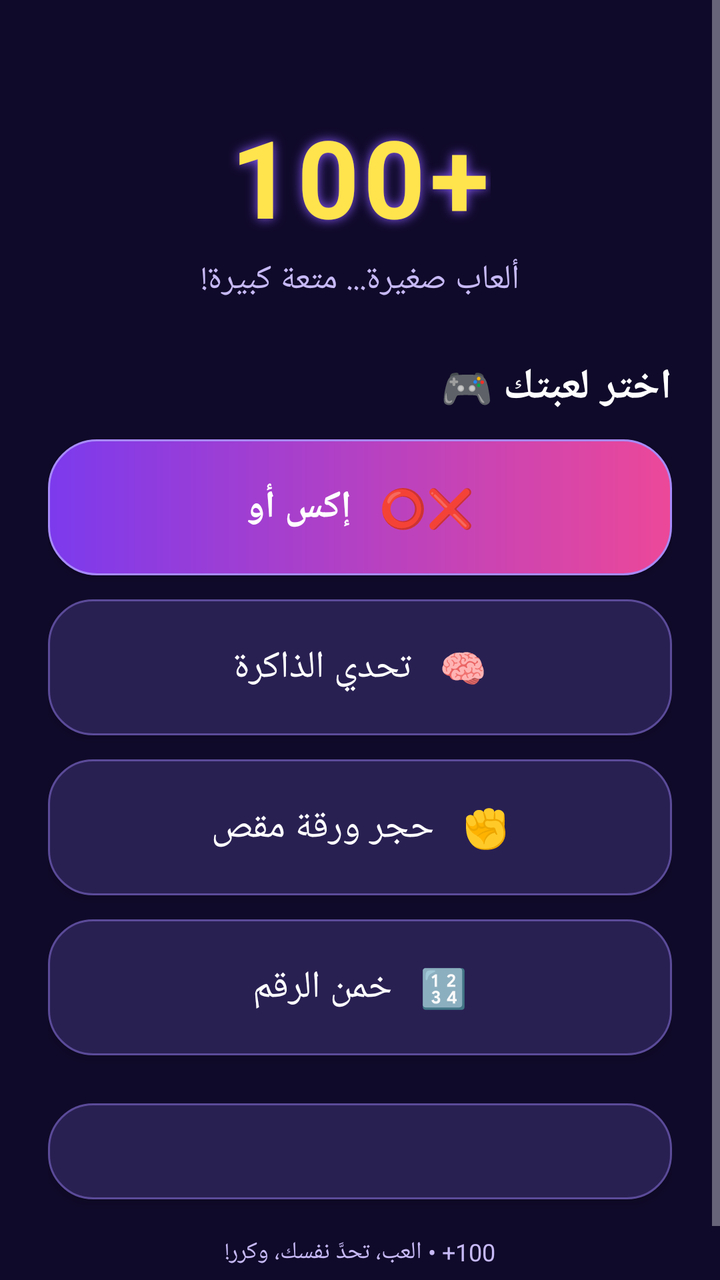
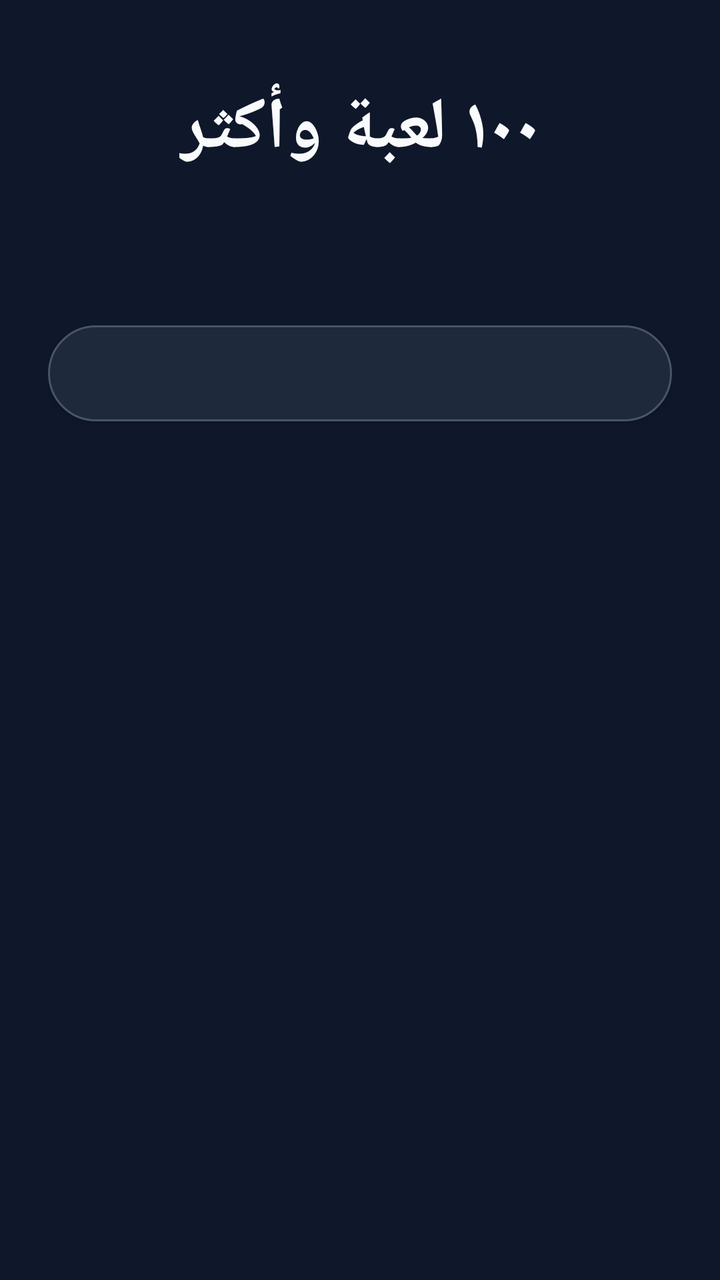

Compare the two renders of this Android layout. The source of the first and the diff that turns it into the second are given below.
<!-- AndroidManifest.xml: application theme AppTheme -->
<!-- res/layout/activity_menu.xml -->
<?xml version="1.0" encoding="utf-8"?>
<ScrollView xmlns:android="http://schemas.android.com/apk/res/android"
    android:layout_width="match_parent"
    android:layout_height="match_parent"
    android:background="@color/bg"
    android:fillViewport="true">

    <LinearLayout
        android:layout_width="match_parent"
        android:layout_height="wrap_content"
        android:gravity="center_horizontal"
        android:orientation="vertical"
        android:padding="24dp">

        <TextView
            android:layout_width="wrap_content"
            android:layout_height="wrap_content"
            android:layout_marginTop="28dp"
            android:text="100+"
            android:textColor="@color/gold"
            android:textSize="54sp"
            android:letterSpacing="0.04"
            android:shadowColor="#8B5CFF"
            android:shadowDx="0"
            android:shadowDy="0"
            android:shadowRadius="14"
            android:textStyle="bold" />

        <TextView
            android:layout_width="wrap_content"
            android:layout_height="wrap_content"
            android:layout_marginTop="4dp"
            android:layout_marginBottom="28dp"
            android:text="ألعاب صغيرة... متعة كبيرة!"
            android:textColor="@color/text_dim"
            android:textSize="17sp" />

        <TextView
            android:layout_width="match_parent"
            android:layout_height="wrap_content"
            android:layout_marginBottom="12dp"
            android:text="اختر لعبتك 🎮"
            android:textColor="@color/text_main"
            android:textSize="21sp"
            android:textStyle="bold" />

        <Button
            android:id="@+id/playXo"
            android:layout_width="match_parent"
            android:layout_height="68dp"
            android:background="@drawable/bg_button"
            android:text="❌⭕   إكس أو"
            android:textColor="@color/text_main"
            android:textSize="19sp"
            android:textStyle="bold" />

        <Button
            android:id="@+id/playMemory"
            android:layout_width="match_parent"
            android:layout_height="68dp"
            android:layout_marginTop="12dp"
            android:background="@drawable/bg_button_dim"
            android:text="🧠   تحدي الذاكرة"
            android:textColor="@color/text_main"
            android:textSize="19sp" />

        <Button
            android:id="@+id/playRps"
            android:layout_width="match_parent"
            android:layout_height="68dp"
            android:layout_marginTop="12dp"
            android:background="@drawable/bg_button_dim"
            android:text="✊   حجر ورقة مقص"
            android:textColor="@color/text_main"
            android:textSize="19sp" />

        <Button
            android:id="@+id/playGuess"
            android:layout_width="match_parent"
            android:layout_height="68dp"
            android:layout_marginTop="12dp"
            android:background="@drawable/bg_button_dim"
            android:text="🔢   خمن الرقم"
            android:textColor="@color/text_main"
            android:textSize="19sp" />

        <Button
            android:id="@+id/menuSound"
            android:layout_width="match_parent"
            android:layout_height="48dp"
            android:layout_marginTop="24dp"
            android:background="@drawable/bg_button_dim"
            android:textColor="@color/text_dim" />

        <TextView
            android:layout_width="wrap_content"
            android:layout_height="wrap_content"
            android:layout_marginTop="18dp"
            android:layout_marginBottom="10dp"
            android:text="100+ • العب، تحدَّ نفسك، وكرر!"
            android:textColor="@color/text_dim"
            android:textSize="12sp" />

    </LinearLayout>
</ScrollView>
<!-- resources referenced by this layout -->
<resources>
  <color name="bg">#100A2A</color>
  <color name="gold">#FFE44D</color>
  <color name="text_dim">#C6B9F5</color>
  <color name="text_main">#FFFFFF</color>
  <!-- drawable bg_button (drawable) -->
  <?xml version="1.0" encoding="utf-8"?>
  <shape xmlns:android="http://schemas.android.com/apk/res/android" android:shape="rectangle">
      <gradient android:angle="0" android:startColor="#7C3AED" android:endColor="#EC4899" />
      <corners android:radius="24dp" />
      <stroke android:width="1dp" android:color="#A78BFA" />
  </shape>
  <!-- drawable bg_button_dim (drawable) -->
  <?xml version="1.0" encoding="utf-8"?>
  <shape xmlns:android="http://schemas.android.com/apk/res/android" android:shape="rectangle">
      <solid android:color="#292052" />
      <corners android:radius="22dp" />
      <stroke android:width="1dp" android:color="#5B4B99" />
  </shape>
  <style name="AppTheme" parent="Theme.AppCompat.NoActionBar">
          <item name="android:windowBackground">@color/bg</item>
          <item name="android:statusBarColor">@color/bg</item>
          <item name="android:navigationBarColor">@color/bg</item>
      </style>
</resources>

<!-- the commit's change to res/layout/activity_menu.xml (unified diff, before → after) -->
@@ -15,91 +15,34 @@
         <TextView
             android:layout_width="wrap_content"
             android:layout_height="wrap_content"
-            android:layout_marginTop="28dp"
-            android:text="100+"
-            android:textColor="@color/gold"
-            android:textSize="54sp"
-            android:letterSpacing="0.04"
-            android:shadowColor="#8B5CFF"
-            android:shadowDx="0"
-            android:shadowDy="0"
-            android:shadowRadius="14"
+            android:layout_marginTop="16dp"
+            android:text="١٠٠ لعبة وأكثر"
+            android:textColor="@color/text_main"
+            android:textSize="36sp"
             android:textStyle="bold" />
 
         <TextView
+            android:id="@+id/menuCount"
             android:layout_width="wrap_content"
             android:layout_height="wrap_content"
             android:layout_marginTop="4dp"
-            android:layout_marginBottom="28dp"
-            android:text="ألعاب صغيرة... متعة كبيرة!"
+            android:layout_marginBottom="20dp"
             android:textColor="@color/text_dim"
-            android:textSize="17sp" />
+            android:textSize="16sp" />
 
-        <TextView
+        <LinearLayout
+            android:id="@+id/gamesList"
             android:layout_width="match_parent"
             android:layout_height="wrap_content"
-            android:layout_marginBottom="12dp"
-            android:text="اختر لعبتك 🎮"
-            android:textColor="@color/text_main"
-            android:textSize="21sp"
-            android:textStyle="bold" />
-
-        <Button
-            android:id="@+id/playXo"
-            android:layout_width="match_parent"
-            android:layout_height="68dp"
-            android:background="@drawable/bg_button"
-            android:text="❌⭕   إكس أو"
-            android:textColor="@color/text_main"
-            android:textSize="19sp"
-            android:textStyle="bold" />
-
-        <Button
-            android:id="@+id/playMemory"
-            android:layout_width="match_parent"
-            android:layout_height="68dp"
-            android:layout_marginTop="12dp"
-            android:background="@drawable/bg_button_dim"
-            android:text="🧠   تحدي الذاكرة"
-            android:textColor="@color/text_main"
-            android:textSize="19sp" />
-
-        <Button
-            android:id="@+id/playRps"
-            android:layout_width="match_parent"
-            android:layout_height="68dp"
-            android:layout_marginTop="12dp"
-            android:background="@drawable/bg_button_dim"
-            android:text="✊   حجر ورقة مقص"
-            android:textColor="@color/text_main"
-            android:textSize="19sp" />
-
-        <Button
-            android:id="@+id/playGuess"
-            android:layout_width="match_parent"
-            android:layout_height="68dp"
-            android:layout_marginTop="12dp"
-            android:background="@drawable/bg_button_dim"
-            android:text="🔢   خمن الرقم"
-            android:textColor="@color/text_main"
-            android:textSize="19sp" />
+            android:orientation="vertical" />
 
         <Button
             android:id="@+id/menuSound"
             android:layout_width="match_parent"
             android:layout_height="48dp"
-            android:layout_marginTop="24dp"
+            android:layout_marginTop="28dp"
             android:background="@drawable/bg_button_dim"
             android:textColor="@color/text_dim" />
 
-        <TextView
-            android:layout_width="wrap_content"
-            android:layout_height="wrap_content"
-            android:layout_marginTop="18dp"
-            android:layout_marginBottom="10dp"
-            android:text="100+ • العب، تحدَّ نفسك، وكرر!"
-            android:textColor="@color/text_dim"
-            android:textSize="12sp" />
-
     </LinearLayout>
 </ScrollView>
<!-- resource entries referenced after the edit -->
@@ -1,27 +1,20 @@
 <!-- resources referenced by this layout -->
 <resources>
-  <color name="bg">#100A2A</color>
-  <color name="gold">#FFE44D</color>
-  <color name="text_dim">#C6B9F5</color>
-  <color name="text_main">#FFFFFF</color>
-  <!-- drawable bg_button (drawable) -->
-  <?xml version="1.0" encoding="utf-8"?>
-  <shape xmlns:android="http://schemas.android.com/apk/res/android" android:shape="rectangle">
-      <gradient android:angle="0" android:startColor="#7C3AED" android:endColor="#EC4899" />
-      <corners android:radius="24dp" />
-      <stroke android:width="1dp" android:color="#A78BFA" />
-  </shape>
+  <color name="bg">#0F172A</color>
+  <color name="text_dim">#94A3B8</color>
+  <color name="text_main">#F8FAFC</color>
   <!-- drawable bg_button_dim (drawable) -->
   <?xml version="1.0" encoding="utf-8"?>
   <shape xmlns:android="http://schemas.android.com/apk/res/android" android:shape="rectangle">
-      <solid android:color="#292052" />
-      <corners android:radius="22dp" />
-      <stroke android:width="1dp" android:color="#5B4B99" />
+      <solid android:color="@color/panel" />
+      <corners android:radius="24dp" />
+      <stroke android:width="1dp" android:color="#475569" />
   </shape>
   <style name="AppTheme" parent="Theme.AppCompat.NoActionBar">
           <item name="android:windowBackground">@color/bg</item>
           <item name="android:statusBarColor">@color/bg</item>
           <item name="android:navigationBarColor">@color/bg</item>
       </style>
+  <color name="panel">#1E293B</color>
 </resources>
 
